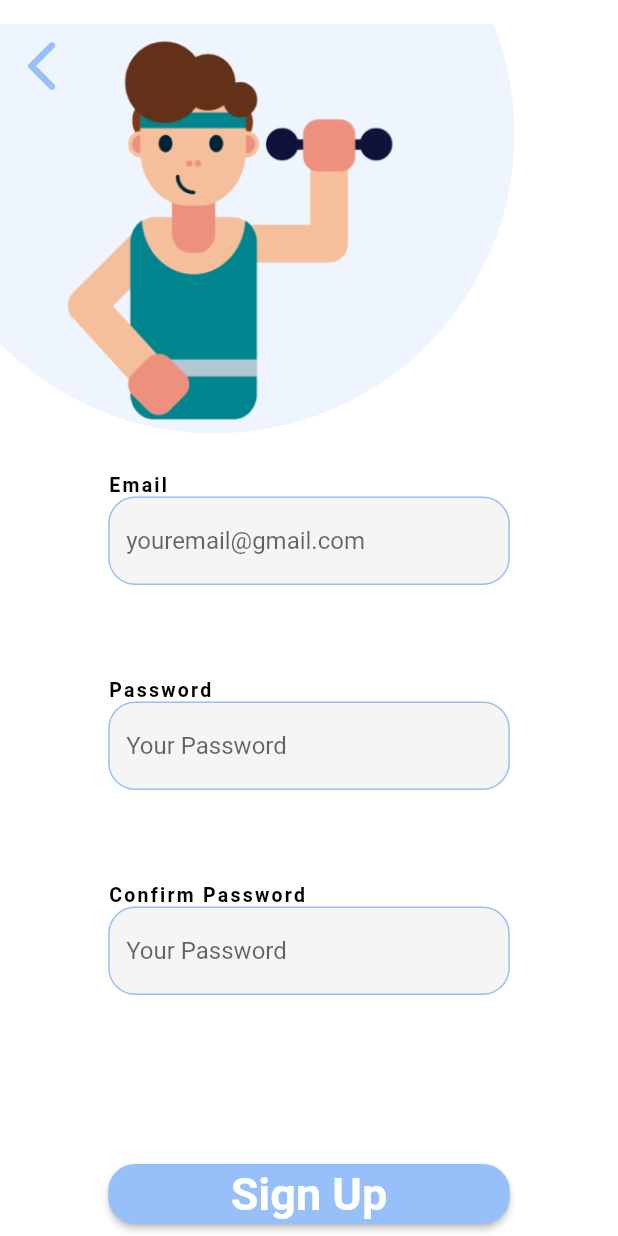
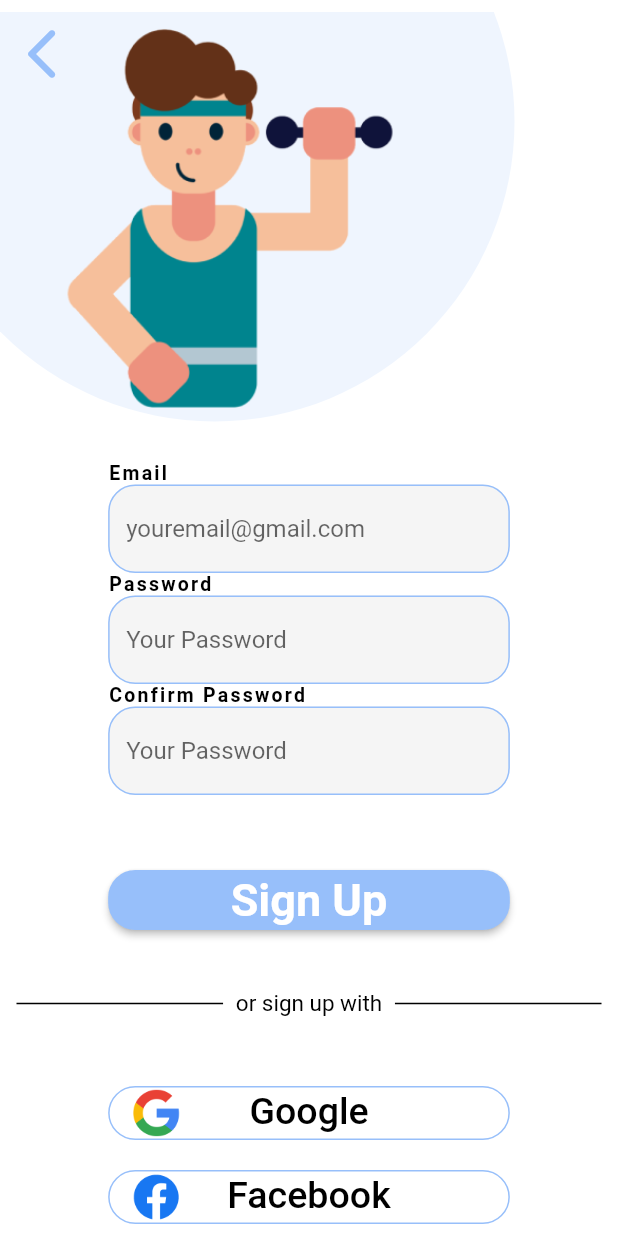
Before and after one commit to CyberExplosion/Nut_App, a Flutter app: the screen it shows after launch, after a tap on "Register", on a phone screen of 412 x 824 dp. Run offline on Flutter 3.47's test engine with Material 2 defaults, Android fonts, the phone set to English and light mode, and no system bars; our stand-ins replace firebase_auth, firebase_core, google_fonts; accounts and stored records are empty; network calls fail.

Commit message:
Add some layout changes into the register page

```diff
--- a/nut_app_andrew/lib/config/constants.dart
+++ b/nut_app_andrew/lib/config/constants.dart
@@ -1,3 +1,3 @@
 //! File to store all const value that will be used throughout the app
 
-const SAFEAREA_ALLINSETS = 16.0;
+const SAFEAREA_ALLINSETS = 8.0;
--- a/nut_app_andrew/lib/main.dart
+++ b/nut_app_andrew/lib/main.dart
@@ -47,7 +47,7 @@ final ThemeData _kNutTheme = _buildNutTheme();
 ThemeData _buildNutTheme() {
   final ThemeData base = ThemeData.light();
   return base.copyWith(
-      textTheme: _buildNutTextTheme(base.textTheme),
+      textTheme: _buildNutTextLightTheme(base.textTheme),
       scaffoldBackgroundColor: kLoginBackground,
       appBarTheme: base.appBarTheme.copyWith(
           elevation: 0.0,
@@ -81,17 +81,20 @@ ThemeData _buildNutTheme() {
           style: ButtonStyle(
               shape: MaterialStateProperty.all<RoundedRectangleBorder>(
                   RoundedRectangleBorder(
-                      borderRadius: BorderRadius.circular(18.0))))));
+                      borderRadius: BorderRadius.circular(18.0))))),
+      dividerTheme: const DividerThemeData(color: Colors.black, thickness: 1));
 }
 
-TextTheme _buildNutTextTheme(TextTheme base) {
+TextTheme _buildNutTextLightTheme(TextTheme base) {
   return base.copyWith(
     titleLarge: GoogleFonts.russoOne(
         fontWeight: FontWeight.w400, fontSize: 144, color: kLogoText),
     bodyLarge: GoogleFonts.roboto(
         fontWeight: FontWeight.w600, fontSize: 30, color: kLogoText),
-    bodyMedium: GoogleFonts.roboto(fontWeight: FontWeight.w500, fontSize: 25),
-    bodySmall: GoogleFonts.roboto(fontWeight: FontWeight.w400, fontSize: 15),
+    bodyMedium: GoogleFonts.roboto(
+        fontWeight: FontWeight.w500, fontSize: 25, color: Colors.black),
+    bodySmall: GoogleFonts.roboto(
+        fontWeight: FontWeight.w400, fontSize: 15, color: Colors.black),
     labelSmall: GoogleFonts.roboto(
       color: Colors.black,
       fontWeight: FontWeight.w600,
--- a/nut_app_andrew/lib/register.dart
+++ b/nut_app_andrew/lib/register.dart
@@ -60,6 +60,8 @@ class _RegisterPageState extends State<RegisterPage> {
         body: CustomScrollView(slivers: [
           SliverFillRemaining(
             hasScrollBody: false,
+            child: Padding(
+              padding: const EdgeInsets.only(bottom: 50.0),
               child: Column(
                 children: [
                   SizedBox(
@@ -171,7 +173,7 @@ class _RegisterPageState extends State<RegisterPage> {
                           //   child: Container(),
                           // ),
                           Padding(
-                          padding: const EdgeInsets.only(top: 50, bottom: 8),
+                            padding: const EdgeInsets.only(top: 50),
                             child: SizedBox(
                               width: 0.65 * screenWidth,
                               height: 40,
@@ -188,7 +190,17 @@ class _RegisterPageState extends State<RegisterPage> {
                                         await FirebaseAuth.instance
                                             .createUserWithEmailAndPassword(
                                                 email: _emailController.text,
-                                              password: _passwdController.text);
+                                                password:
+                                                    _passwdController.text);
+
+                                        // TODO: Load the user information through here
+                                        if (context.mounted) {
+                                          _emailController.clear();
+                                          _passwdController.clear();
+                                          _secondPasswdController.clear();
+                                          Navigator.pushNamed(
+                                              context, '/getStartedPage');
+                                        }
                                       } on FirebaseAuthException catch (e) {
                                         if (e.code == 'weak-password') {
                                           print("The password is too weak");
@@ -197,30 +209,37 @@ class _RegisterPageState extends State<RegisterPage> {
                                           print(
                                               "The account already exists for that email");
                                         } else if (e.code == 'invalid-email') {
-                                        print('The email is already been used');
+                                          print(
+                                              'The email is already been used');
                                         }
                                       } catch (e) {
                                         print(e);
                                       }
-                                  }
+
                                       // Navigator.pushNamed(context, '/getStartedPage/page1');
-                                  if (context.mounted) {
-                                    Navigator.pushNamed(
-                                        context, '/getStartedPage');
                                     }
                                   },
                                   child: Text(
                                     'Sign Up',
-                                  style: Theme.of(context).textTheme.bodyLarge,
+                                    style:
+                                        Theme.of(context).textTheme.bodyLarge,
                                   )),
                             ),
                           ),
-                        // const SignInFederation(),  //! Add back later
                         ],
                       ),
                     ),
+                  ),
+                  Padding(
+                    padding: const EdgeInsets.only(top: 40),
+                    child: Flexible(
+                      child: SignInFederation(
+                          dividerString: "or sign up with",
+                          btnWidthSize: 0.65 * screenWidth),
+                    ),
                   )
                 ],
+              ),
             ),
           )
         ]),
--- a/nut_app_andrew/lib/widgets/sign_up_fed.dart
+++ b/nut_app_andrew/lib/widgets/sign_up_fed.dart
@@ -1,136 +1,123 @@
-// import 'package:flutter/material.dart';
-// import 'package:firebase_auth/firebase_auth.dart';
-// import '../color.dart';
-//
-//
-// Future<UserCredential> signInWithGoogle() async {
-//   //create new provider
-//   GoogleAuthProvider googleProvider = GoogleAuthProvider();
-//
-//   //Once signed in, return credential
-//   return await FirebaseAuth.instance.signInWithPopup(googleProvider);
-// }
-//
-// Future<UserCredential> signInWithFacebook() async {
-//   //new provider
-//   FacebookAuthProvider facebookProvider = FacebookAuthProvider();
-//
-//   ///return user credential
-//   return await FirebaseAuth.instance.signInWithPopup(facebookProvider);
-// }
-//
-// class SignInFederation extends StatefulWidget {
-//   const SignInFederation({Key? key}) : super(key: key);
-//
-//   @override
-//   State<SignInFederation> createState() => _SignInFederationState();
-// }
-//
-// class _SignInFederationState extends State<SignInFederation> {
-//   @override
-//   Widget build(BuildContext context) {
-//     return Column(
-//       children: [
-//         Row(
-//           children: [
-//             const Expanded(
-//               child: Divider(
-//                 color: Colors.black,
-//                 thickness: 1,
-//                 indent: 11,
-//                 endIndent: 8.5,
-//               ),
-//             ),
-//             Text('or login with',
-//                 style: Theme.of(context)
-//                     .textTheme
-//                     .bodySmall!
-//                     .copyWith(color: Colors.black)),
-//             const Expanded(
-//               child: Divider(
-//                 color: Colors.black,
-//                 thickness: 1,
-//                 indent: 8.5,
-//                 endIndent: 11,
-//               ),
-//             ),
-//           ],
-//         ),
-//         const SizedBox(
-//           height: 44,
-//         ),
-//         SizedBox(
-//           width: 228,
-//           height: 40,
-//           child: OutlinedButton(
-//             style: OutlinedButton.styleFrom(
-//                 side: const BorderSide(color: kNutBackgroundBlue)),
-//             onPressed: () async {
-//               signInWithGoogle().then((value) {
-//                 print(value.user.toString());
-//               });
-//             },
-//             child: Row(
-//               children: [
-//                 Expanded(
-//                   flex: 1,
-//                   child: Image.network(
-//                     'https://lh3.googleusercontent.com/COxitqgJr1sJnIDe8-jiKhxDx1FrYbtRHKJ9z_hELisAlapwE9LUPh6fcXIfb5vwpbMl4xl9H9TRFPc5NOO8Sb3VSgIBrfRYvW6cUA',
-//                     width: 32,
-//                     height: 32,
-//                   ),
-//                 ),
-//                 Expanded(
-//                   flex: 2,
-//                   child: Text(
-//                     'Google',
-//                     style: Theme.of(context)
-//                         .textTheme
-//                         .bodyMedium!
-//                         .copyWith(color: Colors.black),
-//                   ),
-//                 ),
-//               ],
-//             ),
-//           ),
-//         ),
-//         const SizedBox(
-//           height: 35,
-//         ),
-//         SizedBox(
-//           width: 228,
-//           height: 40,
-//           child: OutlinedButton(
-//             style: OutlinedButton.styleFrom(
-//                 side: const BorderSide(color: kNutBackgroundBlue)),
-//             onPressed: () async {
-//               signInWithFacebook();
-//             },
-//             child: Row(
-//               children: [
-//                 Expanded(
-//                   flex: 1,
-//                   child: Image.asset(
-//                     'assets/btn_facebook.png',
-//                     width: 32,
-//                     height: 32,
-//                   ),
-//                 ),
-//                 Expanded(
-//                   flex: 2,
-//                   child: Text(
-//                     'Facebook',
-//                     style: Theme.of(context)
-//                         .textTheme
-//                         .bodyMedium!
-//                         .copyWith(color: Colors.black),
-//                   ),
-//                 ),
-//               ],
-//             ),
-//           ),
-//         ),
-//       ],
-//     );
-//   }
-// }
+import 'package:flutter/material.dart';
+import 'package:firebase_auth/firebase_auth.dart';
+import '../color.dart';
+
+Future<UserCredential> signInWithGoogle() async {
+  //create new provider
+  GoogleAuthProvider googleProvider = GoogleAuthProvider();
+
+  //Once signed in, return credential
+  return await FirebaseAuth.instance.signInWithPopup(googleProvider);
+}
+
+Future<UserCredential> signInWithFacebook() async {
+  //new provider
+  FacebookAuthProvider facebookProvider = FacebookAuthProvider();
+
+  ///return user credential
+  return await FirebaseAuth.instance.signInWithPopup(facebookProvider);
+}
+
+class SignInFederation extends StatefulWidget {
+  final String dividerString;
+  final double btnWidthSize;
+
+  const SignInFederation(
+      {Key? key, required this.dividerString, required this.btnWidthSize})
+      : super(key: key);
+
+  @override
+  State<SignInFederation> createState() => _SignInFederationState();
+}
+
+class _SignInFederationState extends State<SignInFederation> {
+  @override
+  Widget build(BuildContext context) {
+    return Column(
+      children: [
+        Row(
+          children: [
+            const Expanded(
+              child: Divider(
+                indent: 11,
+                endIndent: 8.5,
+              ),
+            ),
+            Text(widget.dividerString,
+                style: Theme.of(context).textTheme.bodySmall),
+            const Expanded(
+              child: Divider(
+                indent: 8.5,
+                endIndent: 11,
+              ),
+            ),
+          ],
+        ),
+        SizedBox(
+          width: widget.btnWidthSize,
+          child: Column(
+            children: [
+              Padding(
+                padding: const EdgeInsets.only(top: 40),
+                child: OutlinedButton(
+                  style: OutlinedButton.styleFrom(
+                      side: const BorderSide(color: kNutBackgroundBlue)),
+                  onPressed: () async {
+                    signInWithGoogle().then((value) {
+                      print(value.user.toString());
+                    });
+                  },
+                  child: Stack(
+                    children: [
+                      Image.asset(
+                        "assets/btn_google.png",
+                        width: 32,
+                        height: 32,
+                      ),
+                      Center(
+                        child: Text(
+                          'Google',
+                          textAlign: TextAlign.center,
+                          style: Theme.of(context).textTheme.bodyMedium,
+                        ),
+                      ),
+                    ],
+                  ),
+                ),
+              ),
+              // const SizedBox(
+              //   height: 35,
+              // ),
+              Padding(
+                padding: const EdgeInsets.only(top: 8),
+                child: OutlinedButton(
+                  style: OutlinedButton.styleFrom(
+                      side: const BorderSide(color: kNutBackgroundBlue)),
+                  onPressed: () async {
+                    signInWithFacebook();
+                  },
+                  child: Stack(
+                    children: [
+                      Image.asset(
+                        'assets/btn_facebook.png',
+                        width: 32,
+                        height: 32,
+                      ),
+                      Center(
+                        child: Text(
+                          'Facebook',
+                          textAlign: TextAlign.center,
+                          style: Theme.of(context).textTheme.bodyMedium,
+                        ),
+                      ),
+                    ],
+                  ),
+                ),
+              ),
+            ],
+          ),
+        ),
+      ],
+    );
+  }
+}
```
Also changed, not shown: nut_app_andrew/assets/btn_google.png (added), 1 other file. Lines whose indentation alone changed are shown as unchanged.
